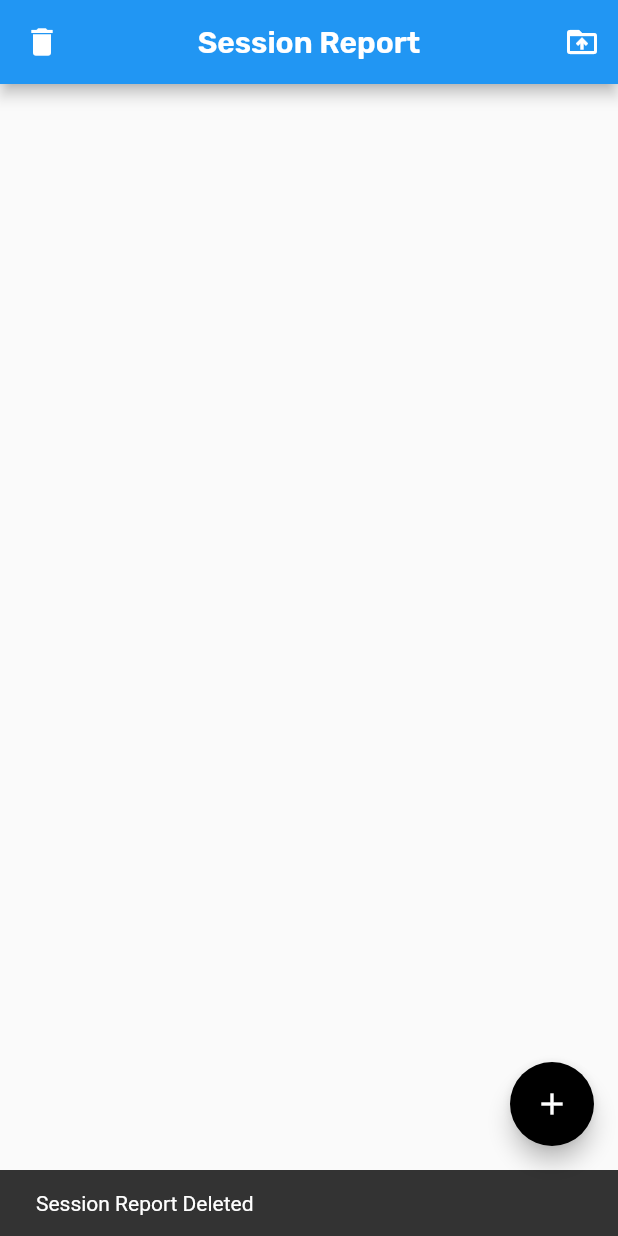
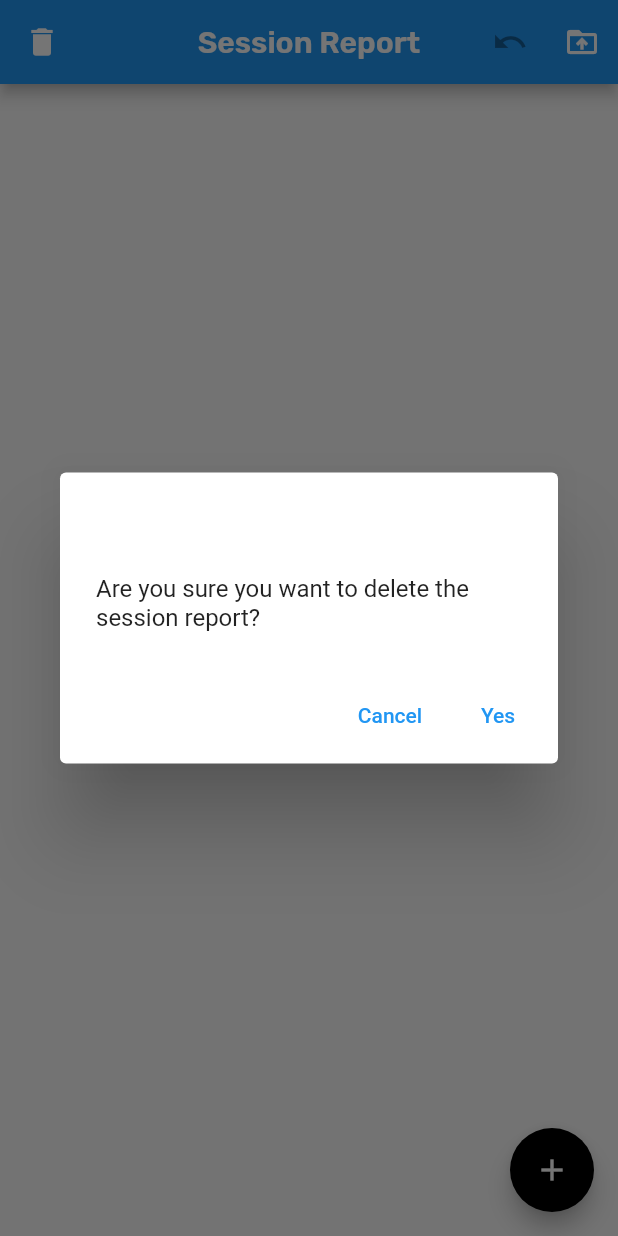
Before and after one commit to EvanCampbellWeiner/PillCounter_Flutter, a Flutter app: the SessionReport screen opened directly, after a tap on the "delete" icon, on a phone screen of 412 x 824 dp. Run offline on Flutter 3.47's test engine with Material 2 defaults, Android fonts, the phone set to English and light mode, and no system bars; our stand-ins replace camera, google_fonts, image_picker, shared_preferences; missing offline and left inert: opencv_4, tflite_flutter, tflite_flutter_helper; accounts and stored records are empty.

Commit message:
Implemented functionality to delete and recover reports with pop-up confirmations.

```diff
--- a/lib/report.dart
+++ b/lib/report.dart
@@ -19,6 +19,14 @@ Future<List<PillInformation>> createPillInformationList() async {
   return pillReport;
 }
 
+Future<List<PillInformation>> createBackupList() async {
+  final SharedPreferences prefs = await SharedPreferences.getInstance();
+  final String? backupReportString = prefs.getString('backup');
+  final List<PillInformation> backupReport =
+      PillInformation.decode(backupReportString ?? "");
+  return backupReport;
+}
+
 void updatePillInformationList(
     List<PillInformation> pillInformationList) async {
   final SharedPreferences prefs = await SharedPreferences.getInstance();
@@ -33,9 +41,7 @@ void updateBackup(List<PillInformation> pillInformationList) async {
 // class SessionReport extends StatefulWidget {
 //   List<PillInformation> pillInfo;
 //   Random rand = Random();
-
 //   SessionReport({Key? key, required this.pillInfo}) : super(key: key);
-
 //   @override
 //   _SessionReportState createState() => _SessionReportState();
 // }
@@ -49,6 +55,8 @@ class SessionReport extends StatefulWidget {
 
 class _SessionReportState extends State<SessionReport> {
   Future<SharedPreferences> prefs = SharedPreferences.getInstance();
+  bool _archive =
+      false; // Used to determine if there is a deleted report stored.(changes color and func. of undo)
   @override
   Widget build(BuildContext context) {
     return Scaffold(
@@ -56,22 +64,31 @@ class _SessionReportState extends State<SessionReport> {
             leading: (IconButton(
               icon: const Icon(Icons.delete),
               tooltip: 'Delete Session Report',
-              onPressed: () {
-
-                // Get the session data that we are deleting
-                Future<List<PillInformation>> backupSession =
-                    createPillInformationList();
-
-                // Delete it
-                List<PillInformation> empty = [];
-                updatePillInformationList(empty);
-                setState(() {});
-                ScaffoldMessenger.of(context).showSnackBar(
-                    SnackBar(content: Text("Session Report Deleted")));
-
-                // Saving the session to be deleted in prefs['backup']
-                updateBackup(backupSession as List<PillInformation>);
-              },
+              onPressed: () => showDialog(
+                context: context,
+                builder: (BuildContext context) => AlertDialog(
+                  title: const Text("Deleting Report"),
+                  content: const Text(
+                      "Are you sure you want to delete the session report?"),
+                  actions: <Widget>[
+                    TextButton(
+                      onPressed: () {
+                        Navigator.pop(context);
+                      },
+                      child: const Text('Cancel'),
+                    ),
+                    TextButton(
+                      onPressed: () {
+                        Navigator.pop(context);
+                        DeleteReport(context);
+                        _archive = true;
+                        setState(() {});
+                      },
+                      child: const Text('Yes'),
+                    ),
+                  ],
+                ),
+              ),
             )),
             title: const Text(
               'Session Report',
@@ -80,6 +97,38 @@ class _SessionReportState extends State<SessionReport> {
             centerTitle: true,
             automaticallyImplyLeading: false,
             actions: <Widget>[
+              IconButton(
+                icon: const Icon(Icons.undo),
+                tooltip: 'Recover Deleted Session Report',
+                color: !_archive ? Colors.grey : Colors.white,
+                onPressed: !_archive
+                    ? null
+                    : () => showDialog(
+                          context: context,
+                          builder: (BuildContext context) => AlertDialog(
+                            title: const Text("Recover Report"),
+                            content: const Text(
+                                "Are you sure you want to recover the deleted report? This will overwrite the current session."),
+                            actions: <Widget>[
+                              TextButton(
+                                onPressed: () {
+                                  Navigator.pop(context);
+                                },
+                                child: const Text('Cancel'),
+                              ),
+                              TextButton(
+                                onPressed: () {
+                                  Navigator.pop(context);
+                                  RecoverReport(context);
+                                  _archive = false;
+                                  setState(() {});
+                                },
+                                child: const Text('Yes'),
+                              ),
+                            ],
+                          ),
+                        ),
+              ),
               IconButton(
                 icon: const Icon(Icons.drive_folder_upload),
                 tooltip: 'Export Session Report',
@@ -216,3 +265,34 @@ class _SessionReportState extends State<SessionReport> {
         ));
   }
 }
+
+// Called when the user clicks "Yes" in the deletion dialog window
+DeleteReport(BuildContext context) async {
+  // Get the session data that we are deleting
+  List<PillInformation> backupSession = await createPillInformationList();
+  // Delete it
+  List<PillInformation> empty = [];
+  updatePillInformationList(empty);
+  // Display snackbar at the bottom
+  ScaffoldMessenger.of(context)
+      .showSnackBar(SnackBar(content: Text("Session Report Deleted")));
+  // Saving the session to be deleted in prefs['backup']
+  updateBackup(backupSession);
+
+  // This needs to change the flag (_archive), before the setState() is called,
+  // so that the button to undo can change colors and functionality.
+}
+
+// Called when the user clicks "Recover" in the recovert dialog window
+RecoverReport(BuildContext context) async {
+  // Getting the list of pills from backup report
+  List<PillInformation> recovered = await createBackupList();
+  // Emptying the backup
+  List<PillInformation> empty = [];
+  updateBackup(empty);
+  // Changing the current session to be the same as that backup
+  updatePillInformationList(recovered);
+  // Display snackbar at bottom
+  ScaffoldMessenger.of(context)
+      .showSnackBar(SnackBar(content: Text("Session Report Recovered")));
+}
```
